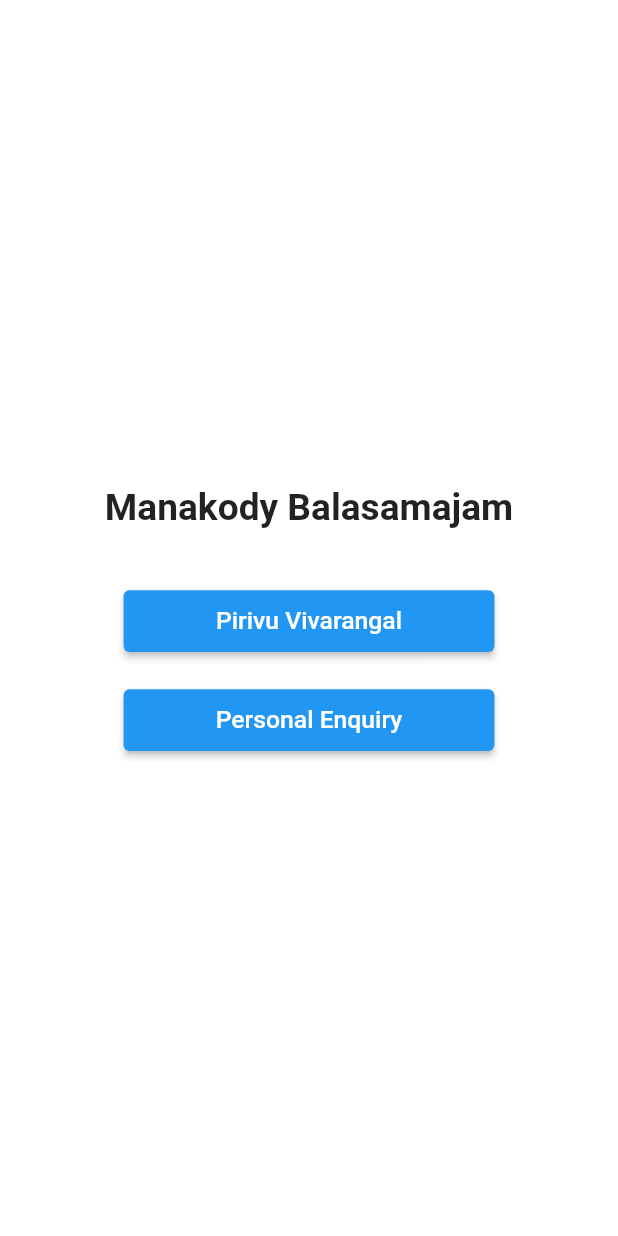
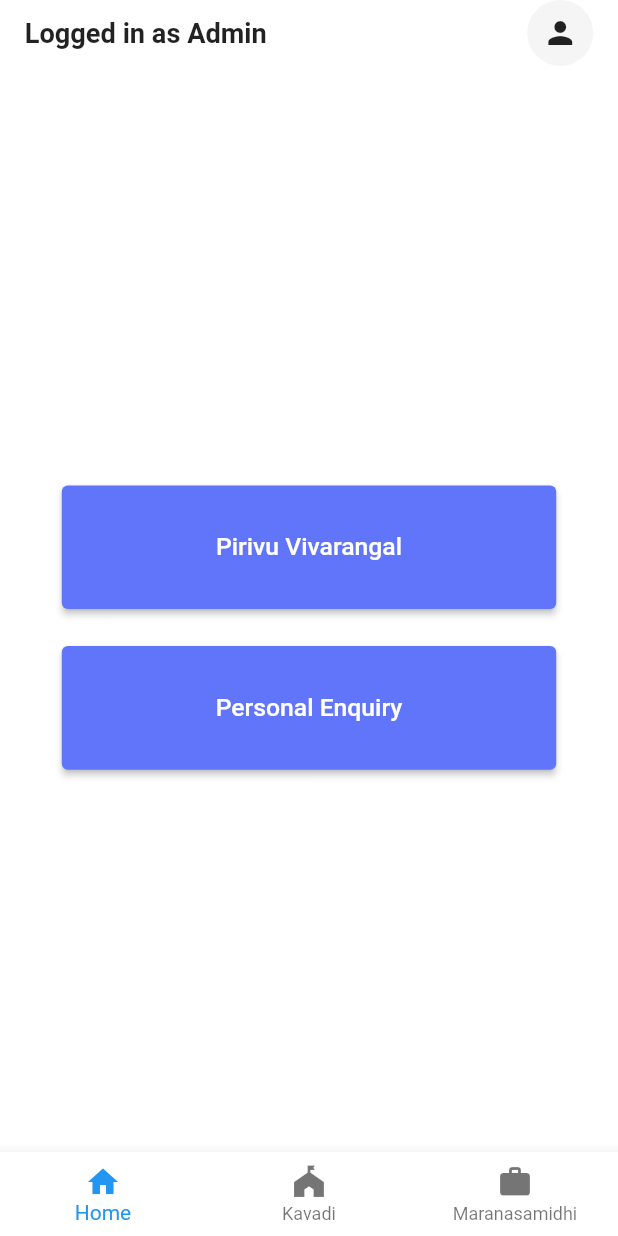
Before and after one commit to JishnuThazhath/balasamajam, a Flutter app: the HomeScreen screen opened by its route, after a tap on "Kavadi", on a phone screen of 412 x 824 dp. Run offline on Flutter 3.47's test engine with Material 2 defaults, Android fonts, the light colour scheme and no system bars; Roboto replaces fonts that are missing (Trueno).

Commit message:
Jishnu | created a template for all the pages

```diff
--- /dev/null
+++ b/lib/components/template.dart
@@ -0,0 +1,60 @@
+import 'package:balasamajam/components/user_login_info.dart';
+import 'package:balasamajam/configs/local_theme_data.dart';
+import 'package:balasamajam/responsive.dart';
+import 'package:balasamajam/screens/home/home_screen.dart';
+import 'package:balasamajam/screens/kavadi/kavadi_home.dart';
+import 'package:flutter/material.dart';
+
+class Template extends StatelessWidget {
+  Widget child;
+  Template({super.key, required this.child});
+
+  @override
+  Widget build(BuildContext context) {
+    return Scaffold(
+      body: SafeArea(
+        child: Padding(
+          padding: EdgeInsets.symmetric(
+              horizontal: Responsive.blockSizeHorizontal * 40),
+          child: Column(
+            mainAxisAlignment: MainAxisAlignment.center,
+            children: [
+              UserLoginInfo(),
+              SizedBox(height: Responsive.blockSizeVertical * 30),
+              Expanded(child: child)
+            ],
+          ),
+        ),
+      ),
+      bottomNavigationBar: BottomNavigationBar(
+        items: const [
+          BottomNavigationBarItem(icon: Icon(Icons.home), label: "Home"),
+          BottomNavigationBarItem(icon: Icon(Icons.festival), label: "Kavadi"),
+          BottomNavigationBarItem(
+              icon: Icon(Icons.work), label: "Maranasamidhi")
+        ],
+        backgroundColor: Colors.white,
+        onTap: (value) => {_bottomNavigationBarClickEvent(value, context)},
+      ),
+    );
+  }
+
+  _bottomNavigationBarClickEvent(int idx, BuildContext context) {
+    String routeName = HomeScreen.routeName;
+
+    switch (idx) {
+      case 1:
+        {
+          routeName = KavadiHome.routeName;
+        }
+        break;
+      case 2:
+        {
+          routeName = HomeScreen.routeName;
+        }
+        break;
+    }
+
+    Navigator.pushNamed(context, routeName);
+  }
+}
--- /dev/null
+++ b/lib/components/user_login_info.dart
@@ -0,0 +1,25 @@
+import 'package:balasamajam/configs/local_theme_data.dart';
+import 'package:flutter/material.dart';
+
+class UserLoginInfo extends StatelessWidget {
+  const UserLoginInfo({super.key});
+
+  @override
+  Widget build(BuildContext context) {
+    return Row(
+      mainAxisAlignment: MainAxisAlignment.spaceBetween,
+      children: [
+        Text("Logged in as Admin", style: LocalThemeData.subTitle),
+        Container(
+          decoration: BoxDecoration(
+              color: Colors.grey[100],
+              borderRadius: const BorderRadius.all(Radius.circular(50))),
+          child: const Padding(
+            padding: EdgeInsets.all(10.0),
+            child: Icon(Icons.person),
+          ),
+        ),
+      ],
+    );
+  }
+}
--- a/lib/configs/local_theme_data.dart
+++ b/lib/configs/local_theme_data.dart
@@ -19,6 +19,12 @@ class LocalThemeData {
 
   static TextStyle labelText = TextStyle(
       fontFamily: 'Trueno',
-      fontSize: Responsive.blockSizeVertical * 25,
+      fontSize: Responsive.blockSizeVertical * 20,
       fontWeight: FontWeight.bold);
+
+  static const primaryColor = Color(0xff6175FA);
+  static Color? backgroundColor = Colors.white;
+
+  static ButtonStyle buttonPrimartColor =
+      ElevatedButton.styleFrom(backgroundColor: primaryColor);
 }
--- a/lib/main.dart
+++ b/lib/main.dart
@@ -1,3 +1,4 @@
+import 'package:balasamajam/configs/local_theme_data.dart';
 import 'package:balasamajam/routes.dart';
 import 'package:balasamajam/screens/splash/splash_screen.dart';
 import 'package:flutter/material.dart';
@@ -17,8 +18,8 @@ class Home extends StatelessWidget {
       initialRoute: SplashScreen.routeName,
       routes: routes,
       theme: ThemeData(
-        primaryColor: Colors.blue,
-        scaffoldBackgroundColor: Colors.white,
+        primaryColor: LocalThemeData.primaryColor,
+        scaffoldBackgroundColor: LocalThemeData.backgroundColor,
         fontFamily: "Trueno",
       ),
     );
--- a/lib/screens/home/home_screen.dart
+++ b/lib/screens/home/home_screen.dart
@@ -1,3 +1,4 @@
+import 'package:balasamajam/components/template.dart';
 import 'package:balasamajam/configs/local_theme_data.dart';
 import 'package:balasamajam/responsive.dart';
 import 'package:balasamajam/screens/kavadi/kavadi_home.dart';
@@ -10,29 +11,29 @@ class HomeScreen extends StatelessWidget {
 
   @override
   Widget build(BuildContext context) {
-    return Scaffold(
-      body: Center(
+    return Template(
+      child: Center(
         child: Column(
           mainAxisAlignment: MainAxisAlignment.center,
           children: [
-            Text("Manakody Balasamajam", style: LocalThemeData.mainHeading),
-            SizedBox(height: Responsive.blockSizeVertical * 50),
             SizedBox(
-              width: Responsive.blockSizeHorizontal * 450,
-              height: Responsive.blockSizeVertical * 50,
+              width: Responsive.blockSizeHorizontal * 800,
+              height: Responsive.blockSizeVertical * 100,
               child: ElevatedButton(
                 onPressed: () => _kavadi(context),
                 child: Text("Kavadi", style: LocalThemeData.buttonText),
+                style: LocalThemeData.buttonPrimartColor,
               ),
             ),
             SizedBox(height: Responsive.blockSizeVertical * 30),
             SizedBox(
-              width: Responsive.blockSizeHorizontal * 450,
-              height: Responsive.blockSizeVertical * 50,
+              width: Responsive.blockSizeHorizontal * 800,
+              height: Responsive.blockSizeVertical * 100,
               child: ElevatedButton(
-                  onPressed: () => _maranasamidhi(context),
-                  child:
-                      Text("Maranasamidhi", style: LocalThemeData.buttonText)),
+                onPressed: () => _maranasamidhi(context),
+                child: Text("Maranasamidhi", style: LocalThemeData.buttonText),
+                style: LocalThemeData.buttonPrimartColor,
+              ),
             ),
           ],
         ),
--- a/lib/screens/kavadi/kavadi_home.dart
+++ b/lib/screens/kavadi/kavadi_home.dart
@@ -1,3 +1,4 @@
+import 'package:balasamajam/components/template.dart';
 import 'package:balasamajam/configs/local_theme_data.dart';
 import 'package:balasamajam/responsive.dart';
 import 'package:balasamajam/screens/enquiry/person_enquiry.dart';
@@ -11,32 +12,33 @@ class KavadiHome extends StatelessWidget {
 
   @override
   Widget build(BuildContext context) {
-    return Scaffold(
-      body: Center(
+    return Template(
+      child: Center(
         child: Column(
           mainAxisAlignment: MainAxisAlignment.center,
           children: [
-          Text("Manakody Balasamajam", style: LocalThemeData.mainHeading),
-          SizedBox(height: Responsive.blockSizeVertical * 50),
             SizedBox(
-            width: Responsive.blockSizeHorizontal * 600,
-            height: Responsive.blockSizeVertical * 50,
+              width: Responsive.blockSizeHorizontal * 800,
+              height: Responsive.blockSizeVertical * 100,
               child: ElevatedButton(
                   onPressed: () => _pirivu_details(context),
                   child: Text("Pirivu Vivarangal",
-                    style: LocalThemeData.buttonText)),
+                      style: LocalThemeData.buttonText),
+                  style: LocalThemeData.buttonPrimartColor),
             ),
             SizedBox(height: Responsive.blockSizeVertical * 30),
             SizedBox(
-            width: Responsive.blockSizeHorizontal * 600,
-            height: Responsive.blockSizeVertical * 50,
+              width: Responsive.blockSizeHorizontal * 800,
+              height: Responsive.blockSizeVertical * 100,
               child: ElevatedButton(
                   onPressed: () => _personal_enquiry(context),
-                child:
-                    Text("Personal Enquiry", style: LocalThemeData.buttonText)),
+                  child: Text("Personal Enquiry",
+                      style: LocalThemeData.buttonText),
+                  style: LocalThemeData.buttonPrimartColor),
             ),
           ],
-      )),
+        ),
+      ),
     );
   }
 
```
Also changed, not shown: lib/screens/enquiry/person_enquiry.dart (+11 -8 lines), lib/screens/login/login.dart (+6 -2 lines), lib/screens/pirivu/pirivu_details.dart (+15 -6 lines), lib/screens/pirivu/weekly_pirivu_details.dart (+23 -13 lines), 1 other file. Lines whose indentation alone changed are shown as unchanged.
